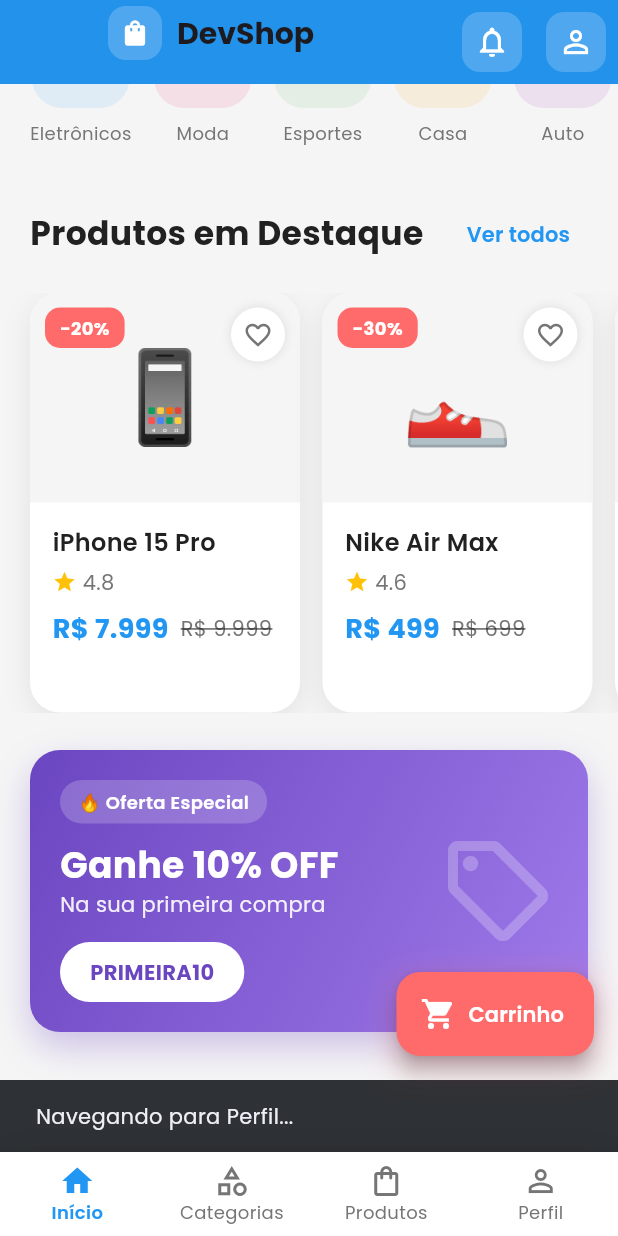
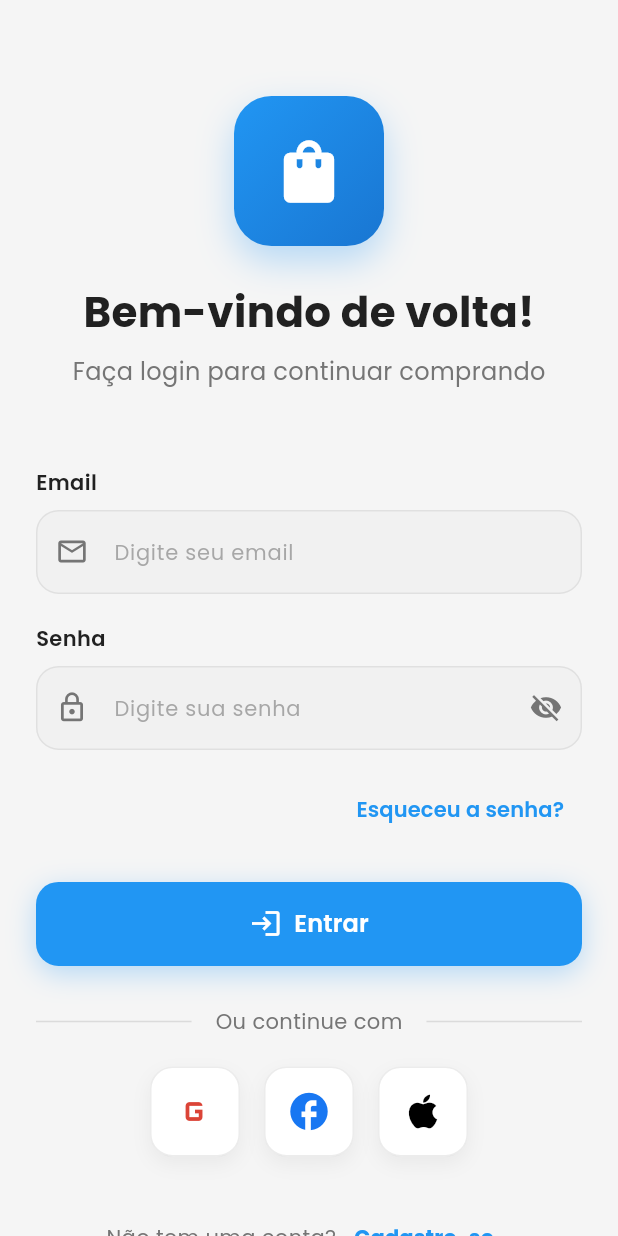
Before and after one commit to GOA03/DevShop, a Flutter app: the screen it shows after launch, scrolled down 498 dp, after a tap on the "person outline" icon, on a phone screen of 412 x 824 dp. Run offline on Flutter 3.47's test engine with Material 3 defaults, Android fonts, the phone set to English and light mode, and no system bars; our stand-ins replace google_fonts.

Commit message:
feat(auth): add login screen with basic form validation

```diff
--- a/lib/core/utils/validators.dart
+++ b/lib/core/utils/validators.dart
@@ -0,0 +1,69 @@
+class Validators {
+  // Validação de email
+  static String? validateEmail(String? value) {
+    if (value == null || value.isEmpty) {
+      return 'Email é obrigatório';
+    }
+
+    // Regex para validar email
+    final emailRegex = RegExp(
+      r'^[a-zA-Z0-9.]+@[a-zA-Z0-9]+\.[a-zA-Z]+',
+    );
+
+    if (!emailRegex.hasMatch(value)) {
+      return 'Digite um email válido';
+    }
+
+    return null;
+  }
+
+  // Validação de senha
+  static String? validatePassword(String? value) {
+    if (value == null || value.isEmpty) {
+      return 'Senha é obrigatória';
+    }
+
+    if (value.length < 6) {
+      return 'A senha deve ter no mínimo 6 caracteres';
+    }
+
+    return null;
+  }
+
+  // Validação de nome
+  static String? validateName(String? value) {
+    if (value == null || value.isEmpty) {
+      return 'Nome é obrigatório';
+    }
+
+    if (value.length < 3) {
+      return 'Nome deve ter no mínimo 3 caracteres';
+    }
+
+    return null;
+  }
+
+  // Validação de telefone
+  static String? validatePhone(String? value) {
+    if (value == null || value.isEmpty) {
+      return 'Telefone é obrigatório';
+    }
+
+    // Remove caracteres não numéricos
+    final numbers = value.replaceAll(RegExp(r'[^0-9]'), '');
+
+    if (numbers.length < 10 || numbers.length > 11) {
+      return 'Digite um telefone válido';
+    }
+
+    return null;
+  }
+
+  // Validação de campo obrigatório genérico
+  static String? validateRequired(String? value, String fieldName) {
+    if (value == null || value.isEmpty) {
+      return '$fieldName é obrigatório';
+    }
+    return null;
+  }
+}
--- a/lib/views/auth/login_screen.dart
+++ b/lib/views/auth/login_screen.dart
@@ -0,0 +1,376 @@
+import 'package:flutter/material.dart';
+import 'package:google_fonts/google_fonts.dart';
+import '../../core/constants/colors.dart';
+import '../../core/constants/strings.dart';
+import '../../core/utils/validators.dart';
+import '../../widgets/custom_text_field.dart';
+import '../../widgets/custom_button.dart';
+
+class LoginScreen extends StatefulWidget {
+  const LoginScreen({Key? key}) : super(key: key);
+
+  @override
+  State<LoginScreen> createState() => _LoginScreenState();
+}
+
+class _LoginScreenState extends State<LoginScreen> with SingleTickerProviderStateMixin {
+  final _formKey = GlobalKey<FormState>();
+  final _emailController = TextEditingController();
+  final _passwordController = TextEditingController();
+  bool _isLoading = false;
+
+  late AnimationController _animationController;
+  late Animation<double> _fadeAnimation;
+  late Animation<Offset> _slideAnimation;
+
+  @override
+  void initState() {
+    super.initState();
+    _animationController = AnimationController(
+      duration: const Duration(milliseconds: 1500),
+      vsync: this,
+    );
+
+    _fadeAnimation = Tween<double>(
+      begin: 0.0,
+      end: 1.0,
+    ).animate(CurvedAnimation(
+      parent: _animationController,
+      curve: const Interval(0.0, 0.5, curve: Curves.easeOut),
+    ));
+
+    _slideAnimation = Tween<Offset>(
+      begin: const Offset(0, 0.3),
+      end: Offset.zero,
+    ).animate(CurvedAnimation(
+      parent: _animationController,
+      curve: const Interval(0.3, 0.8, curve: Curves.easeOut),
+    ));
+
+    _animationController.forward();
+  }
+
+  @override
+  void dispose() {
+    _emailController.dispose();
+    _passwordController.dispose();
+    _animationController.dispose();
+    super.dispose();
+  }
+
+  void _handleLogin() async {
+    if (_formKey.currentState!.validate()) {
+      setState(() {
+        _isLoading = true;
+      });
+
+      // Simula processo de login
+      await Future.delayed(const Duration(seconds: 2));
+
+      setState(() {
+        _isLoading = false;
+      });
+
+      // Mostra mensagem de sucesso
+      ScaffoldMessenger.of(context).showSnackBar(
+        SnackBar(
+          content: Row(
+            children: [
+              const Icon(Icons.check_circle, color: Colors.white),
+              const SizedBox(width: 10),
+              Text(
+                'Login realizado com sucesso!',
+                style: GoogleFonts.poppins(),
+              ),
+            ],
+          ),
+          backgroundColor: AppColors.success,
+          behavior: SnackBarBehavior.floating,
+          shape: RoundedRectangleBorder(
+            borderRadius: BorderRadius.circular(10),
+          ),
+        ),
+      );
+
+      // TODO: Navegar para home
+    }
+  }
+
+  @override
+  Widget build(BuildContext context) {
+    return Scaffold(
+      backgroundColor: AppColors.background,
+      body: SafeArea(
+        child: SingleChildScrollView(
+          child: Padding(
+            padding: const EdgeInsets.all(24.0),
+            child: Column(
+              crossAxisAlignment: CrossAxisAlignment.stretch,
+              children: [
+                const SizedBox(height: 40),
+                _buildHeader(),
+                const SizedBox(height: 50),
+                _buildLoginForm(),
+                const SizedBox(height: 30),
+                _buildSocialLogin(),
+                const SizedBox(height: 30),
+                _buildRegisterLink(),
+              ],
+            ),
+          ),
+        ),
+      ),
+    );
+  }
+
+  Widget _buildHeader() {
+    return FadeTransition(
+      opacity: _fadeAnimation,
+      child: Column(
+        children: [
+          Container(
+            width: 100,
+            height: 100,
+            decoration: BoxDecoration(
+              gradient: const LinearGradient(
+                colors: [AppColors.primary, AppColors.primaryDark],
+                begin: Alignment.topLeft,
+                end: Alignment.bottomRight,
+              ),
+              borderRadius: BorderRadius.circular(25),
+              boxShadow: [
+                BoxShadow(
+                  color: AppColors.primary.withOpacity(0.3),
+                  blurRadius: 20,
+                  offset: const Offset(0, 10),
+                ),
+              ],
+            ),
+            child: const Icon(
+              Icons.shopping_bag,
+              size: 50,
+              color: Colors.white,
+            ),
+          ),
+          const SizedBox(height: 24),
+          Text(
+            'Bem-vindo de volta!',
+            style: GoogleFonts.poppins(
+              fontSize: 28,
+              fontWeight: FontWeight.bold,
+              color: AppColors.textPrimary,
+            ),
+          ),
+          const SizedBox(height: 8),
+          Text(
+            'Faça login para continuar comprando',
+            style: GoogleFonts.poppins(
+              fontSize: 16,
+              color: AppColors.textSecondary,
+            ),
+          ),
+        ],
+      ),
+    );
+  }
+
+  Widget _buildLoginForm() {
+    return SlideTransition(
+      position: _slideAnimation,
+      child: FadeTransition(
+        opacity: _fadeAnimation,
+        child: Form(
+          key: _formKey,
+          child: Column(
+            children: [
+              CustomTextField(
+                label: 'Email',
+                hint: 'Digite seu email',
+                prefixIcon: Icons.email_outlined,
+                controller: _emailController,
+                keyboardType: TextInputType.emailAddress,
+                validator: Validators.validateEmail,
+              ),
+              const SizedBox(height: 20),
+              CustomTextField(
+                label: 'Senha',
+                hint: 'Digite sua senha',
+                prefixIcon: Icons.lock_outline,
+                controller: _passwordController,
+                isPassword: true,
+                validator: Validators.validatePassword,
+              ),
+                            const SizedBox(height: 16),
+              Align(
+                alignment: Alignment.centerRight,
+                child: TextButton(
+                  onPressed: () {
+                    ScaffoldMessenger.of(context).showSnackBar(
+                      const SnackBar(
+                        content: Text('Recuperação de senha em breve!'),
+                      ),
+                    );
+                  },
+                  child: Text(
+                    'Esqueceu a senha?',
+                    style: GoogleFonts.poppins(
+                      color: AppColors.primary,
+                      fontWeight: FontWeight.w600,
+                    ),
+                  ),
+                ),
+              ),
+              const SizedBox(height: 24),
+              CustomButton(
+                text: 'Entrar',
+                onPressed: _handleLogin,
+                isLoading: _isLoading,
+                icon: Icons.login,
+              ),
+            ],
+          ),
+        ),
+      ),
+    );
+  }
+
+  Widget _buildSocialLogin() {
+    return FadeTransition(
+      opacity: _fadeAnimation,
+      child: Column(
+        children: [
+          Row(
+            children: [
+              Expanded(
+                child: Divider(
+                  color: Colors.grey.withOpacity(0.3),
+                ),
+              ),
+              Padding(
+                padding: const EdgeInsets.symmetric(horizontal: 16),
+                child: Text(
+                  'Ou continue com',
+                  style: GoogleFonts.poppins(
+                    color: AppColors.textSecondary,
+                    fontSize: 14,
+                  ),
+                ),
+              ),
+              Expanded(
+                child: Divider(
+                  color: Colors.grey.withOpacity(0.3),
+                ),
+              ),
+            ],
+          ),
+          const SizedBox(height: 20),
+          Row(
+            mainAxisAlignment: MainAxisAlignment.center,
+            children: [
+              _buildSocialButton(
+                icon: Icons.g_mobiledata,
+                color: const Color(0xFFDB4437),
+                onTap: () {
+                  ScaffoldMessenger.of(context).showSnackBar(
+                    const SnackBar(content: Text('Login com Google em breve!')),
+                  );
+                },
+              ),
+              const SizedBox(width: 16),
+              _buildSocialButton(
+                icon: Icons.facebook,
+                color: const Color(0xFF1877F2),
+                onTap: () {
+                  ScaffoldMessenger.of(context).showSnackBar(
+                    const SnackBar(content: Text('Login com Facebook em breve!')),
+                  );
+                },
+              ),
+              const SizedBox(width: 16),
+              _buildSocialButton(
+                icon: Icons.apple,
+                color: Colors.black,
+                onTap: () {
+                  ScaffoldMessenger.of(context).showSnackBar(
+                    const SnackBar(content: Text('Login com Apple em breve!')),
+                  );
+                },
+              ),
+            ],
+          ),
+        ],
+      ),
+    );
+  }
+
+  Widget _buildSocialButton({
+    required IconData icon,
+    required Color color,
+    required VoidCallback onTap,
+  }) {
+    return InkWell(
+      onTap: onTap,
+      borderRadius: BorderRadius.circular(15),
+      child: Container(
+        width: 60,
+        height: 60,
+        decoration: BoxDecoration(
+          color: Colors.white,
+          borderRadius: BorderRadius.circular(15),
+          border: Border.all(
+            color: Colors.grey.withOpacity(0.2),
+            width: 1,
+          ),
+          boxShadow: [
+            BoxShadow(
+              color: Colors.black.withOpacity(0.05),
+              blurRadius: 10,
+              offset: const Offset(0, 5),
+            ),
+          ],
+        ),
+        child: Icon(
+          icon,
+          color: color,
+          size: 30,
+        ),
+      ),
+    );
+  }
+
+  Widget _buildRegisterLink() {
+    return FadeTransition(
+      opacity: _fadeAnimation,
+      child: Row(
+        mainAxisAlignment: MainAxisAlignment.center,
+        children: [
+          Text(
+            'Não tem uma conta?',
+            style: GoogleFonts.poppins(
+              color: AppColors.textSecondary,
+              fontSize: 14,
+            ),
+          ),
+          TextButton(
+            onPressed: () {
+              // TODO: Navegar para tela de cadastro
+              ScaffoldMessenger.of(context).showSnackBar(
+                const SnackBar(
+                  content: Text('Navegando para tela de cadastro...'),
+                ),
+              );
+            },
+            child: Text(
+              'Cadastre-se',
+              style: GoogleFonts.poppins(
+                color: AppColors.primary,
+                fontWeight: FontWeight.bold,
+                fontSize: 14,
+              ),
+            ),
+          ),
+        ],
+      ),
+    );
+  }
+}
--- a/lib/views/home/home_screen.dart
+++ b/lib/views/home/home_screen.dart
@@ -2,6 +2,7 @@ import 'package:flutter/material.dart';
 import 'package:google_fonts/google_fonts.dart';
 import '../../core/constants/colors.dart';
 import '../../core/constants/strings.dart';
+import '../auth/login_screen.dart';
 
 class HomeScreen extends StatefulWidget {
   const HomeScreen({Key? key}) : super(key: key);
@@ -170,8 +171,9 @@ class _HomeScreenState extends State<HomeScreen> with SingleTickerProviderStateM
             child: const Icon(Icons.person_outline, color: Colors.white),
           ),
           onPressed: () {
-            ScaffoldMessenger.of(context).showSnackBar(
-              const SnackBar(content: Text('Navegando para Perfil...')),
+            Navigator.push(
+              context,
+              MaterialPageRoute(builder: (context) => const LoginScreen()),
             );
           },
         ),
--- a/lib/widgets/custom_button.dart
+++ b/lib/widgets/custom_button.dart
@@ -0,0 +1,92 @@
+import 'package:flutter/material.dart';
+import 'package:google_fonts/google_fonts.dart';
+import '../core/constants/colors.dart';
+
+class CustomButton extends StatelessWidget {
+  final String text;
+  final VoidCallback onPressed;
+  final bool isLoading;
+  final bool isOutlined;
+  final IconData? icon;
+  final Color? backgroundColor;
+  final Color? textColor;
+  final double? width;
+  final double height;
+
+  const CustomButton({
+    Key? key,
+    required this.text,
+    required this.onPressed,
+    this.isLoading = false,
+    this.isOutlined = false,
+    this.icon,
+    this.backgroundColor,
+    this.textColor,
+    this.width,
+    this.height = 56,
+  }) : super(key: key);
+
+  @override
+  Widget build(BuildContext context) {
+    final buttonColor = backgroundColor ??
+        (isOutlined ? Colors.transparent : AppColors.primary);
+    final fontColor = textColor ??
+        (isOutlined ? AppColors.primary : Colors.white);
+
+    return Container(
+      width: width ?? double.infinity,
+      height: height,
+      decoration: BoxDecoration(
+        borderRadius: BorderRadius.circular(15),
+        boxShadow: !isOutlined
+            ? [
+                BoxShadow(
+                  color: buttonColor.withOpacity(0.3),
+                  blurRadius: 15,
+                  offset: const Offset(0, 5),
+                ),
+              ]
+            : null,
+      ),
+      child: ElevatedButton(
+        onPressed: isLoading ? null : onPressed,
+        style: ElevatedButton.styleFrom(
+          backgroundColor: buttonColor,
+          foregroundColor: fontColor,
+          elevation: 0,
+          shape: RoundedRectangleBorder(
+            borderRadius: BorderRadius.circular(15),
+            side: isOutlined
+                ? BorderSide(color: AppColors.primary, width: 2)
+                : BorderSide.none,
+          ),
+        ),
+        child: isLoading
+            ? SizedBox(
+                width: 24,
+                height: 24,
+                child: CircularProgressIndicator(
+                  strokeWidth: 2,
+                  valueColor: AlwaysStoppedAnimation<Color>(fontColor),
+                ),
+              )
+            : Row(
+                mainAxisAlignment: MainAxisAlignment.center,
+                children: [
+                  if (icon != null) ...[
+                    Icon(icon, size: 22),
+                    const SizedBox(width: 8),
+                  ],
+                  Text(
+                    text,
+                    style: GoogleFonts.poppins(
+                      fontSize: 16,
+                      fontWeight: FontWeight.w600,
+                    ),
+                  ),
+                ],
+              ),
+      ),
+    );
+  }
+}
--- a/lib/widgets/custom_text_field.dart
+++ b/lib/widgets/custom_text_field.dart
@@ -0,0 +1,136 @@
+import 'package:flutter/material.dart';
+import 'package:google_fonts/google_fonts.dart';
+import '../core/constants/colors.dart';
+
+class CustomTextField extends StatefulWidget {
+  final String label;
+  final String hint;
+  final IconData prefixIcon;
+  final bool isPassword;
+  final TextEditingController controller;
+  final String? Function(String?)? validator;
+  final TextInputType? keyboardType;
+  final void Function(String)? onChanged;
+
+  const CustomTextField({
+    Key? key,
+    required this.label,
+    required this.hint,
+    required this.prefixIcon,
+    this.isPassword = false,
+    required this.controller,
+    this.validator,
+    this.keyboardType,
+    this.onChanged,
+  }) : super(key: key);
+
+  @override
+  State<CustomTextField> createState() => _CustomTextFieldState();
+}
+
+class _CustomTextFieldState extends State<CustomTextField> {
+  bool _obscureText = true;
+  bool _isFocused = false;
+
+  @override
+  Widget build(BuildContext context) {
+    return Column(
+      crossAxisAlignment: CrossAxisAlignment.start,
+      children: [
+        Text(
+          widget.label,
+          style: GoogleFonts.poppins(
+            fontSize: 14,
+            fontWeight: FontWeight.w600,
+            color: AppColors.textPrimary,
+          ),
+        ),
+        const SizedBox(height: 8),
+        Focus(
+          onFocusChange: (hasFocus) {
+            setState(() {
+              _isFocused = hasFocus;
+            });
+          },
+          child: TextFormField(
+            controller: widget.controller,
+            obscureText: widget.isPassword ? _obscureText : false,
+            validator: widget.validator,
+            keyboardType: widget.keyboardType,
+            onChanged: widget.onChanged,
+            style: GoogleFonts.poppins(
+              fontSize: 16,
+              color: AppColors.textPrimary,
+            ),
+            decoration: InputDecoration(
+              hintText: widget.hint,
+              hintStyle: GoogleFonts.poppins(
+                color: AppColors.textSecondary.withOpacity(0.6),
+                fontSize: 14,
+              ),
+              prefixIcon: Icon(
+                widget.prefixIcon,
+                color: _isFocused ? AppColors.primary : AppColors.textSecondary,
+                size: 22,
+              ),
+              suffixIcon: widget.isPassword
+                  ? IconButton(
+                      icon: Icon(
+                        _obscureText ? Icons.visibility_off : Icons.visibility,
+                        color: AppColors.textSecondary,
+                        size: 22,
+                      ),
+                      onPressed: () {
+                        setState(() {
+                          _obscureText = !_obscureText;
+                        });
+                      },
+                    )
+                  : null,
+              filled: true,
+              fillColor: _isFocused
+                  ? AppColors.primary.withOpacity(0.05)
+                  : Colors.grey.withOpacity(0.05),
+              border: OutlineInputBorder(
+                borderRadius: BorderRadius.circular(15),
+                borderSide: BorderSide.none,
+              ),
+              enabledBorder: OutlineInputBorder(
+                borderRadius: BorderRadius.circular(15),
+                borderSide: BorderSide(
+                  color: Colors.grey.withOpacity(0.2),
+                  width: 1,
+                ),
+              ),
+              focusedBorder: OutlineInputBorder(
+                borderRadius: BorderRadius.circular(15),
+                borderSide: const BorderSide(
+                  color: AppColors.primary,
+                  width: 2,
+                ),
+              ),
+              errorBorder: OutlineInputBorder(
+                borderRadius: BorderRadius.circular(15),
+                borderSide: const BorderSide(
+                  color: AppColors.error,
+                  width: 1,
+                ),
+              ),
+              focusedErrorBorder: OutlineInputBorder(
+                borderRadius: BorderRadius.circular(15),
+                borderSide: const BorderSide(
+                  color: AppColors.error,
+                  width: 2,
+                ),
+              ),
+              contentPadding: const EdgeInsets.symmetric(
+                horizontal: 20,
+                vertical: 16,
+              ),
+            ),
+          ),
+        ),
+      ],
+    );
+  }
+}
```
